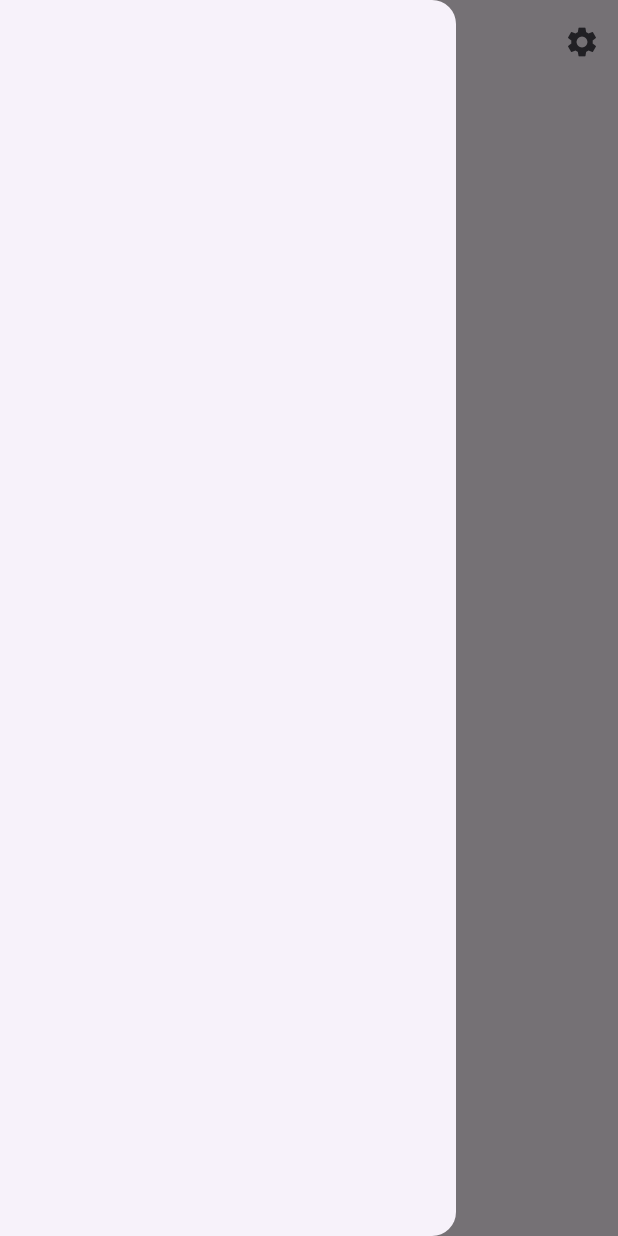
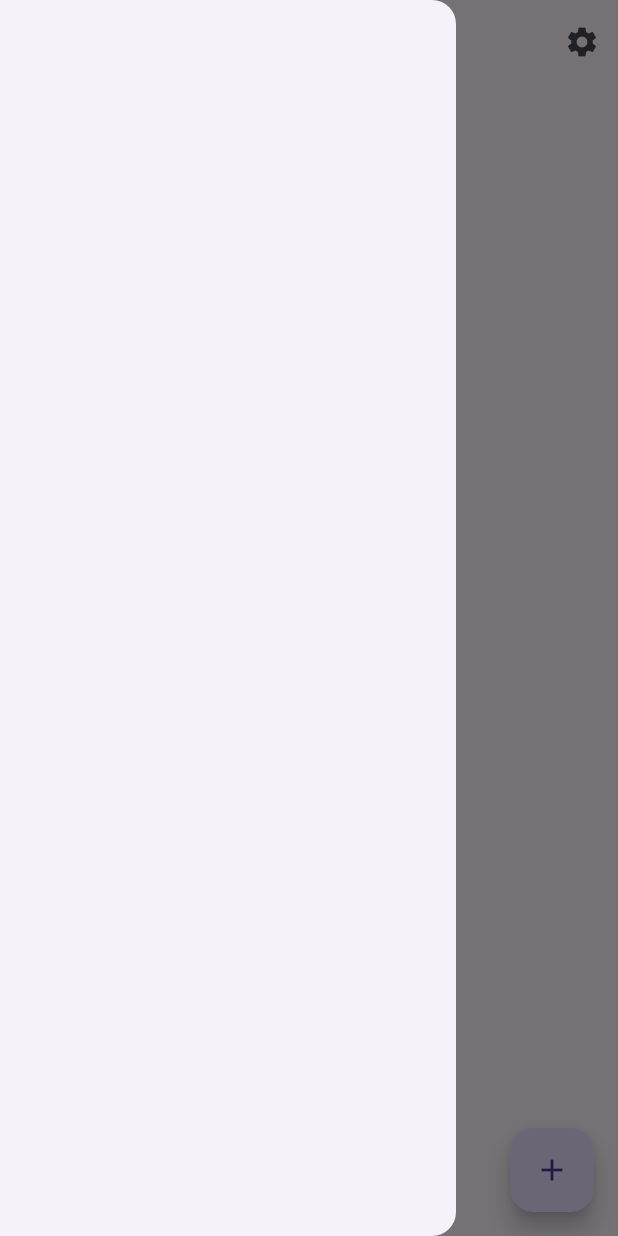
Before and after one commit to 1nsomnes/minimal_addiction_beater, a Flutter app: the HomePage screen opened directly, with the side drawer open, on a phone screen of 412 x 824 dp. Run offline on Flutter 3.47's test engine with Material 3 defaults, Android fonts, the phone set to English and light mode, and no system bars; our stand-ins replace shared_preferences; accounts and stored records are empty.

Commit message:
floating action button

```diff
--- a/lib/pages/home_page.dart
+++ b/lib/pages/home_page.dart
@@ -21,7 +21,11 @@ class HomePage extends StatelessWidget {
               icon: const Icon(Icons.settings)),
         ],
       ),
-      drawer: Drawer(),
+      drawer: const Drawer(),
+      floatingActionButton: FloatingActionButton(
+        onPressed: () {},
+        child: const Icon(Icons.add),
+      ),
     );
   }
 }
```
